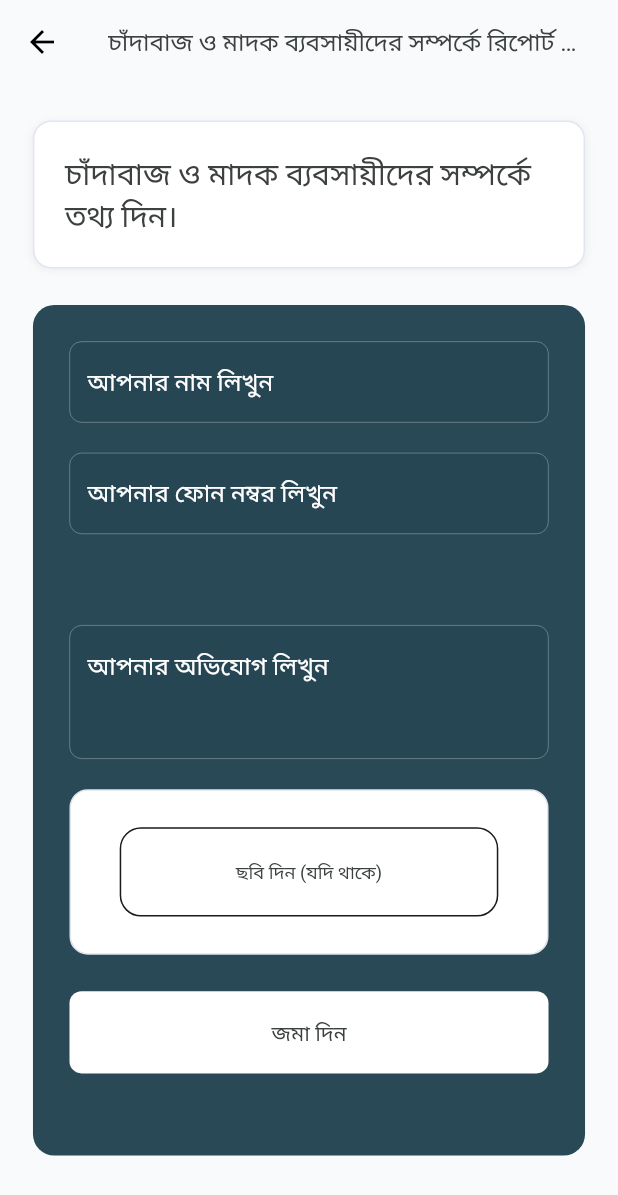
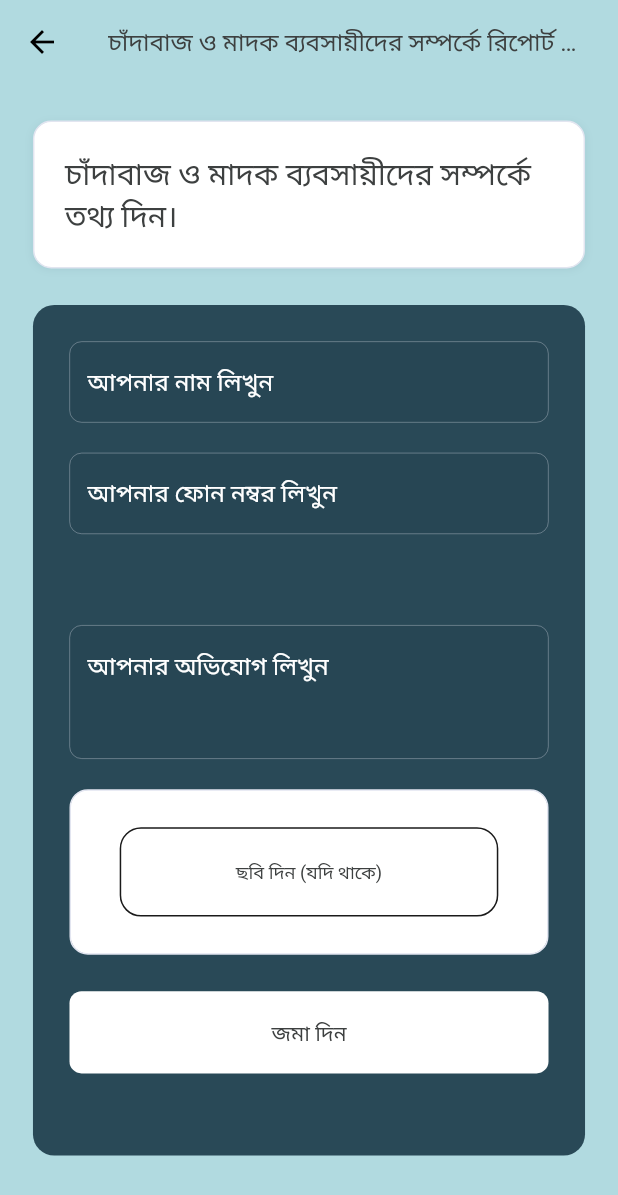
Before and after one commit to farzidahmed/compain_app, a Flutter app: the screen it shows after launch, after a tap on "চাঁদাবাজ ও মাদক ব্যবসায়ীদের সম্পর্কে তথ", on a phone screen of 412 x 824 dp. Shown: the top 1195 px of the screen. Run offline on Flutter 3.47's test engine with Material 3 defaults, Android fonts, the phone set to English and light mode, and no system bars; drawn by our look-alikes of auto_animated; our stand-ins replace cached_network_image, device_info_plus, dio, dropdown_button2, flutter_html, flutter_screenutil and 9 more; missing offline and left inert: flutter_displaymode; network calls fail; Roboto replaces fonts that are missing (assets/fonts/mina.ttf).

Commit message:
some change s

```diff
--- a/lib/about-us/presentation/about_us_screen.dart
+++ b/lib/about-us/presentation/about_us_screen.dart
@@ -1,4 +1,5 @@
 import 'package:bnp_app/about-us/model/about_us_repsponse.dart';
+import 'package:bnp_app/constants/color.dart';
 import 'package:bnp_app/constants/text_font_style.dart';
 import 'package:bnp_app/networks/api_access.dart';
 import 'package:flutter/material.dart';
@@ -24,7 +25,9 @@ class _AboutUsScreenState extends State<AboutUsScreen> {
   @override
   Widget build(BuildContext context) {
     return Scaffold(
+      backgroundColor: AppColor.cB1DAE0,
       appBar: AppBar(
+        backgroundColor: AppColor.cB1DAE0,
         title: Text(
           "About us".tr,
           style: TextFontStyle.headline16w400c3D4040mina,
--- a/lib/features/bnp_dofa/presentation/bnp_dofa_screen.dart
+++ b/lib/features/bnp_dofa/presentation/bnp_dofa_screen.dart
@@ -25,11 +25,9 @@ class _BnpDofaScreenState extends State<BnpDofaScreen> {
   @override
   Widget build(BuildContext context) {
     return Scaffold(
-      backgroundColor: AppColor.cF9FAFB,
-
+      backgroundColor: AppColor.cB1DAE0,
       appBar: AppBar(
-        backgroundColor: AppColor.cF9FAFB,
-
+        backgroundColor: AppColor.cB1DAE0,
         title: Text(
           "BNP's 31 points".tr,
           style: TextFontStyle.headline16w400c3D4040mina,
--- a/lib/features/cadabaj/presentation/cadabaj_screen.dart
+++ b/lib/features/cadabaj/presentation/cadabaj_screen.dart
@@ -101,7 +101,7 @@ class _CadabajScreenState extends State<CadabajScreen> {
   @override
   Widget build(BuildContext context) {
     return Scaffold(
-      backgroundColor: AppColor.cF9FAFB,
+      backgroundColor: AppColor.cB1DAE0,
       appBar: _buildAppBar(),
       body: SingleChildScrollView(
         padding: EdgeInsets.symmetric(horizontal: 20.w),
@@ -120,7 +120,7 @@ class _CadabajScreenState extends State<CadabajScreen> {
   /// ---------------- COMPONENTS ----------------
   AppBar _buildAppBar() {
     return AppBar(
-      backgroundColor: AppColor.cF9FAFB,
+      backgroundColor: AppColor.cB1DAE0,
       title: Text(
         'Report extortionists and drug dealers.'.tr,
         style: TextFontStyle.headline16w400c3D4040mina,
--- a/lib/features/gallery/presentation/gallery_screen.dart
+++ b/lib/features/gallery/presentation/gallery_screen.dart
@@ -25,11 +25,9 @@ class _GalleryScreenState extends State<GalleryScreen> {
   @override
   Widget build(BuildContext context) {
     return Scaffold(
-      backgroundColor: AppColor.cF9FAFB,
-
+      backgroundColor: AppColor.cB1DAE0,
       appBar: AppBar(
-        backgroundColor: AppColor.cF9FAFB,
-
+        backgroundColor: AppColor.cB1DAE0,
         title: Text(
           "Gallery".tr,
           style: TextFontStyle.headline16w400c3D4040mina,
--- a/lib/features/home/presentation/home_screen.dart
+++ b/lib/features/home/presentation/home_screen.dart
@@ -118,8 +118,11 @@ class _HomeScreenState extends State<HomeScreen> {
   @override
   Widget build(BuildContext context) {
     return Scaffold(
-      backgroundColor: AppColor.c57787F,
-      drawer: Drawer(child: CustomDrawerWidget()),
+      backgroundColor: AppColor.cB1DAE0,
+      drawer: Drawer(
+        backgroundColor: AppColor.cB1DAE0,
+        child: CustomDrawerWidget(),
+      ),
       appBar: _buildAppBar(),
       body: _buildBody(),
     );
@@ -129,7 +132,7 @@ class _HomeScreenState extends State<HomeScreen> {
 
   AppBar _buildAppBar() {
     return AppBar(
-      backgroundColor: AppColor.c57787F,
+      backgroundColor: AppColor.cB1DAE0,
       title: Row(
         spacing: 12.w,
         mainAxisAlignment: MainAxisAlignment.spaceBetween,
@@ -139,13 +142,13 @@ class _HomeScreenState extends State<HomeScreen> {
               onTap: () {
                 showNameDialog(
                   context: context,
-                  titile: "Safiqul Khan Islam Milton".tr,
+                  titile: "Safiqul Islam Khan Milton".tr,
                 );
               },
               child: Text(
                 overflow: TextOverflow.ellipsis,
                 maxLines: 1,
-                "Safiqul Khan Islam Milton".tr,
+                "Safiqul Islam Khan Milton".tr,
                 style: TextFontStyle.headline18w600c1A1A1AsfPro,
               ),
             ),
--- a/lib/features/home/presentation/widget/custom_drawer_widget.dart
+++ b/lib/features/home/presentation/widget/custom_drawer_widget.dart
@@ -20,7 +20,7 @@ class CustomDrawerWidget extends StatelessWidget {
         children: [
           ProfileCard(
             imagePath: Assets.images.milton.path,
-            name: "Safiqul Khan Islam Milton".tr,
+            name: "Safiqul Islam Khan Milton".tr,
             email: "milton.dhaka15@gmail.com".tr,
             phone: "01904383963".tr,
           ),
--- a/lib/features/information/presentation/information_screen.dart
+++ b/lib/features/information/presentation/information_screen.dart
@@ -123,7 +123,7 @@ class _InformationScreenState extends State<InformationScreen> {
 
   AppBar _buildAppBar() {
     return AppBar(
-      backgroundColor: AppColor.cF9FAFB,
+      backgroundColor: AppColor.cB1DAE0,
       title: Text(
         "Submit your complaints and suggestions.".tr,
         style: TextFontStyle.headline16w400c3D4040mina,
--- a/lib/helpers/language.dart
+++ b/lib/helpers/language.dart
@@ -144,7 +144,7 @@ final class LocalString extends Translations {
       'Provide a picture (if any)': 'ছবি দিন (যদি থাকে)',
       'Complaint submitted': 'অভিযোগ জমা দেওয়া হয়েছে',
       'Write your complaint.': 'আপনার অভিযোগ লিখুন।',
-      "Safiqul Khan Islam Milton": "শফিকুল  ইসলাম খাঁন মিল্টন",
+      "Safiqul Islam Khan Milton": "শফিকুল  ইসলাম খান মিল্টন",
       "Submit your complaints and suggestions.":
           "আপনার অভিযোগ ও পরামর্শ জমা দিন।",
       "Provide information to extortionists and drug dealers":
@@ -158,7 +158,7 @@ final class LocalString extends Translations {
 
       "Contact Us": "যোগাযোগ করুন",
       "Contact Information": "যোগাযোগের তথ্য",
-      "Safiqul Khan Islam Milton": "শফিকুল  ইসলাম খাঁন মিল্টন",
+      "Safiqul Islam Khan Milton": "শফিকুল  ইসলাম খান মিল্টন",
       "abc@ gmail.com": "abc@ gmail.com",
       "Dhaka, Bangladesh": "ঢাকা, বাংলাদেশ",
       "Web link": "ওয়েব লিংক",
--- a/lib/splash_screen.dart
+++ b/lib/splash_screen.dart
@@ -26,7 +26,7 @@ class SplashScreen extends StatelessWidget {
               ),
             ),
             Text(
-              "Safiqul Khan Islam Milton".tr,
+              "Safiqul Islam Khan Milton".tr,
               style: TextFontStyle.headline16w400c3D4040mina,
             ),
           ],
```
Also changed, not shown: lib/features/contact_us/presentation/contact_us_screen.dart (+7 -7 lines), lib/features/my_list/presentation/my_list_screen.dart (+27 -18 lines), 22 other files.
